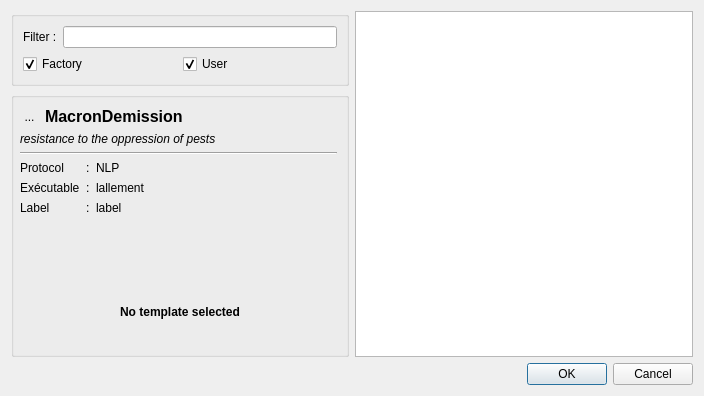
Before: the Qt Designer form resources/ui/add_application.ui in Houston4444/RaySession, drawn with Qt 5.
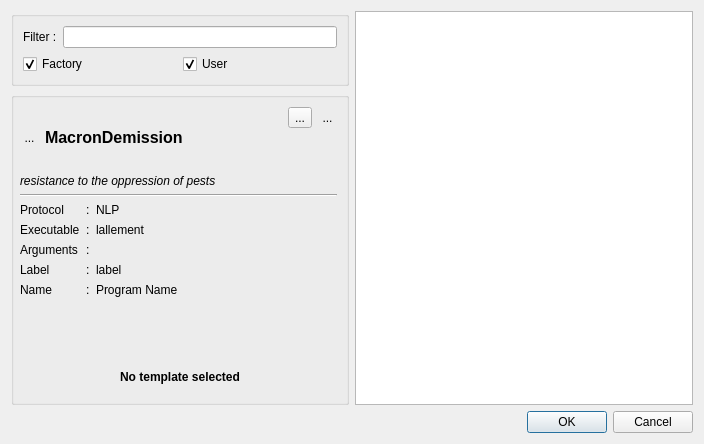
After: the same form once the commit is applied. Icons and pictures are not drawn. Custom widgets are drawn as their Qt base class.

Commit message: change favorite behavior and synchronize all favorite icons

Patch:
```diff
--- a/resources/ui/add_application.ui
+++ b/resources/ui/add_application.ui
@@ -10,7 +10,7 @@
     <x>0</x>
     <y>0</y>
     <width>704</width>
-    <height>396</height>
+    <height>444</height>
    </rect>
   </property>
   <property name="windowTitle">
@@ -149,6 +149,83 @@
                  </property>
                 </widget>
                </item>
+               <item>
+                <spacer name="horizontalSpacer">
+                 <property name="orientation">
+                  <enum>Qt::Horizontal</enum>
+                 </property>
+                 <property name="sizeHint" stdset="0">
+                  <size>
+                   <width>40</width>
+                   <height>20</height>
+                  </size>
+                 </property>
+                </spacer>
+               </item>
+               <item>
+                <layout class="QVBoxLayout" name="verticalLayout_8">
+                 <item>
+                  <layout class="QHBoxLayout" name="horizontalLayout_5">
+                   <item>
+                    <widget class="QToolButton" name="toolButtonUser">
+                     <property name="styleSheet">
+                      <string notr="true">QToolButton::menu-indicator{ image: url(none.jpg);}\nQToolButton {border: none}</string>
+                     </property>
+                     <property name="text">
+                      <string>...</string>
+                     </property>
+                     <property name="icon">
+                      <iconset resource="../resources.qrc">
+                       <normaloff>:/scalable/breeze/im-user.svg</normaloff>:/scalable/breeze/im-user.svg</iconset>
+                     </property>
+                     <property name="iconSize">
+                      <size>
+                       <width>22</width>
+                       <height>22</height>
+                      </size>
+                     </property>
+                     <property name="popupMode">
+                      <enum>QToolButton::InstantPopup</enum>
+                     </property>
+                    </widget>
+                   </item>
+                   <item>
+                    <widget class="favoriteToolButton" name="toolButtonFavorite">
+                     <property name="styleSheet">
+                      <string notr="true">QToolButton {border: none}</string>
+                     </property>
+                     <property name="text">
+                      <string>...</string>
+                     </property>
+                     <property name="icon">
+                      <iconset resource="../resources.qrc">
+                       <normaloff>:/scalable/breeze/draw-star.svg</normaloff>:/scalable/breeze/draw-star.svg</iconset>
+                     </property>
+                     <property name="iconSize">
+                      <size>
+                       <width>22</width>
+                       <height>22</height>
+                      </size>
+                     </property>
+                    </widget>
+                   </item>
+                  </layout>
+                 </item>
+                 <item>
+                  <spacer name="verticalSpacer_3">
+                   <property name="orientation">
+                    <enum>Qt::Vertical</enum>
+                   </property>
+                   <property name="sizeHint" stdset="0">
+                    <size>
+                     <width>20</width>
+                     <height>40</height>
+                    </size>
+                   </property>
+                  </spacer>
+                 </item>
+                </layout>
+               </item>
               </layout>
              </item>
              <item>
@@ -204,7 +281,7 @@
                   </sizepolicy>
                  </property>
                  <property name="text">
-                  <string>Exécutable</string>
+                  <string>Executable</string>
                  </property>
                 </widget>
                </item>
@@ -221,22 +298,22 @@
                  </property>
                 </widget>
                </item>
-               <item row="5" column="2" colspan="2">
+               <item row="6" column="2" colspan="2">
                 <widget class="QLabel" name="labelLabel">
                  <property name="text">
                   <string>label</string>
                  </property>
                 </widget>
                </item>
-               <item row="5" column="0">
-                <widget class="QLabel" name="label_14">
+               <item row="6" column="0">
+                <widget class="QLabel" name="labelLabelTitle">
                  <property name="text">
                   <string>Label</string>
                  </property>
                 </widget>
                </item>
-               <item row="5" column="1">
-                <widget class="QLabel" name="label_15">
+               <item row="6" column="1">
+                <widget class="QLabel" name="labelLabelColon">
                  <property name="sizePolicy">
                   <sizepolicy hsizetype="Fixed" vsizetype="Preferred">
                    <horstretch>0</horstretch>
@@ -262,6 +339,51 @@
                  </property>
                 </widget>
                </item>
+               <item row="5" column="1">
+                <widget class="QLabel" name="labelArgumentsColon">
+                 <property name="text">
+                  <string>:</string>
+                 </property>
+                </widget>
+               </item>
+               <item row="5" column="2" colspan="2">
+                <widget class="QLabel" name="labelArguments">
+                 <property name="text">
+                  <string/>
+                 </property>
+                 <property name="wordWrap">
+                  <bool>true</bool>
+                 </property>
+                </widget>
+               </item>
+               <item row="5" column="0">
+                <widget class="QLabel" name="labelArgumentsTitle">
+                 <property name="text">
+                  <string>Arguments</string>
+                 </property>
+                </widget>
+               </item>
+               <item row="7" column="0">
+                <widget class="QLabel" name="labelNameTitle">
+                 <property name="text">
+                  <string>Name</string>
+                 </property>
+                </widget>
+               </item>
+               <item row="7" column="1">
+                <widget class="QLabel" name="labelNameColon">
+                 <property name="text">
+                  <string>:</string>
+                 </property>
+                </widget>
+               </item>
+               <item row="7" column="2" colspan="2">
+                <widget class="QLabel" name="labelName">
+                 <property name="text">
+                  <string>Program Name</string>
+                 </property>
+                </widget>
+               </item>
               </layout>
              </item>
              <item>
@@ -373,6 +495,11 @@
    <extends>QLineEdit</extends>
    <header>surclassed_widgets</header>
   </customwidget>
+  <customwidget>
+   <class>favoriteToolButton</class>
+   <extends>QToolButton</extends>
+   <header>surclassed_widgets</header>
+  </customwidget>
  </customwidgets>
  <resources/>
  <connections>
```
Left out of the diff: 4 changed lines with no effect on the pictures. The commit also changes 8 other files.
